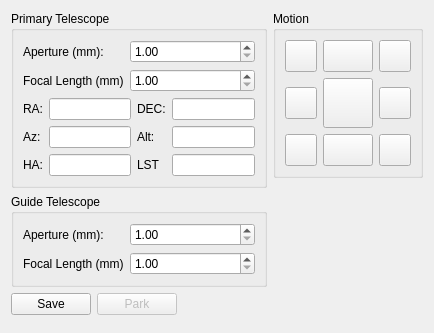
Before: the Qt Designer form kstars/ekos/mount.ui in KDE/kstars, drawn with Qt 5.
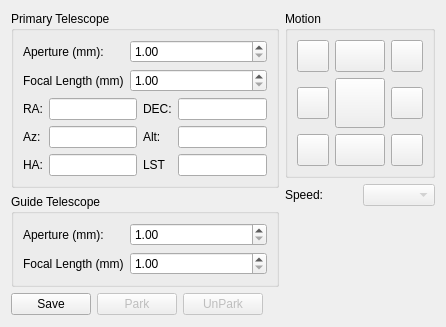
After: the same form once the commit is applied.

Commit message: Adding telescope rate and unpark support

Patch:
```diff
--- a/kstars/ekos/mount.ui
+++ b/kstars/ekos/mount.ui
@@ -6,13 +6,13 @@
    <rect>
     <x>0</x>
     <y>0</y>
-    <width>434</width>
-    <height>333</height>
+    <width>437</width>
+    <height>327</height>
    </rect>
   </property>
   <layout class="QVBoxLayout" name="verticalLayout_2">
    <item>
-    <layout class="QHBoxLayout" name="horizontalLayout">
+    <layout class="QHBoxLayout" name="horizontalLayout_2">
      <item>
       <layout class="QVBoxLayout" name="LeftLayout">
        <item>
@@ -233,6 +233,16 @@
            </property>
           </widget>
          </item>
+         <item>
+          <widget class="QPushButton" name="unparkB">
+           <property name="enabled">
+            <bool>false</bool>
+           </property>
+           <property name="text">
+            <string>UnPark</string>
+           </property>
+          </widget>
+         </item>
          <item>
           <spacer name="horizontalSpacer_2">
            <property name="orientation">
@@ -251,7 +261,7 @@
       </layout>
      </item>
      <item>
-      <layout class="QVBoxLayout" name="motionLayout">
+      <layout class="QVBoxLayout" name="RightLayout">
        <item>
         <widget class="QGroupBox" name="groupBox_4">
          <property name="sizePolicy">
@@ -387,6 +397,36 @@
          </layout>
         </widget>
        </item>
+       <item>
+        <layout class="QHBoxLayout" name="horizontalLayout">
+         <item>
+          <widget class="QLabel" name="label_11">
+           <property name="sizePolicy">
+            <sizepolicy hsizetype="Minimum" vsizetype="Preferred">
+             <horstretch>0</horstretch>
+             <verstretch>0</verstretch>
+            </sizepolicy>
+           </property>
+           <property name="text">
+            <string>Speed:</string>
+           </property>
+          </widget>
+         </item>
+         <item>
+          <widget class="QComboBox" name="slewSpeedCombo">
+           <property name="enabled">
+            <bool>false</bool>
+           </property>
+           <property name="sizePolicy">
+            <sizepolicy hsizetype="Preferred" vsizetype="Fixed">
+             <horstretch>0</horstretch>
+             <verstretch>0</verstretch>
+            </sizepolicy>
+           </property>
+          </widget>
+         </item>
+        </layout>
+       </item>
        <item>
         <spacer name="verticalSpacer_2">
          <property name="orientation">
@@ -403,14 +443,14 @@
       </layout>
      </item>
      <item>
-      <spacer name="topHorizontalSpacer">
+      <spacer name="horizontalSpacer">
        <property name="orientation">
         <enum>Qt::Horizontal</enum>
        </property>
        <property name="sizeHint" stdset="0">
         <size>
-         <width>13</width>
-         <height>38</height>
+         <width>1</width>
+         <height>1</height>
         </size>
        </property>
       </spacer>
```
Left out of the diff: 168 changed lines with no effect on the pictures. The commit also changes 4 other files.
